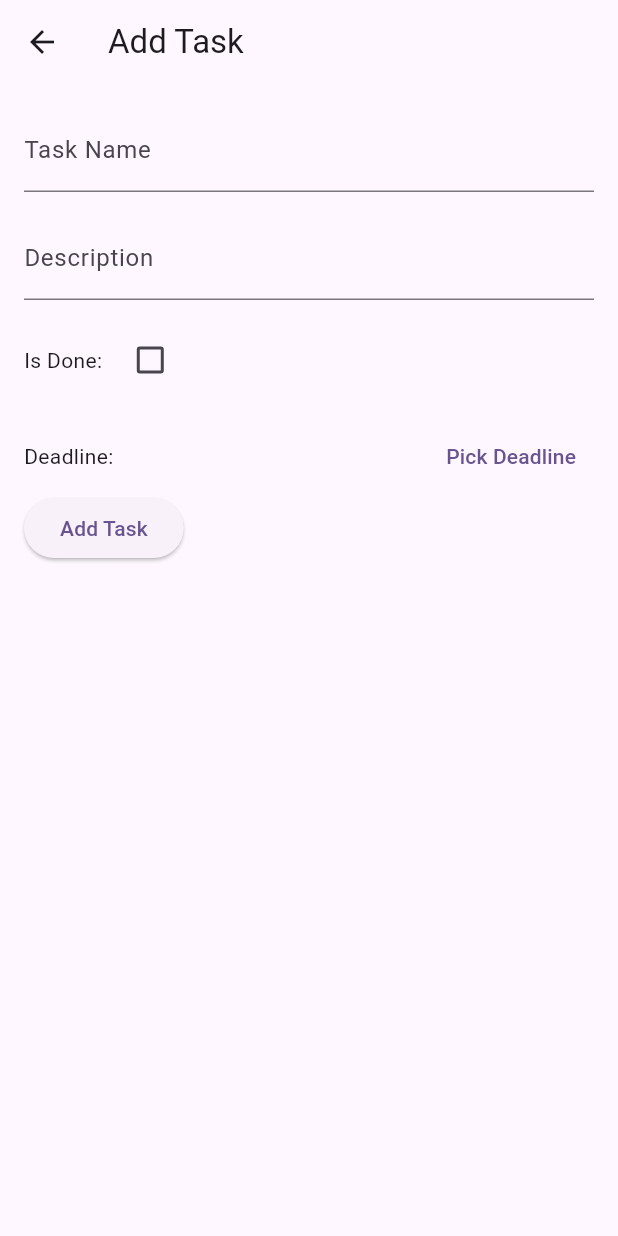
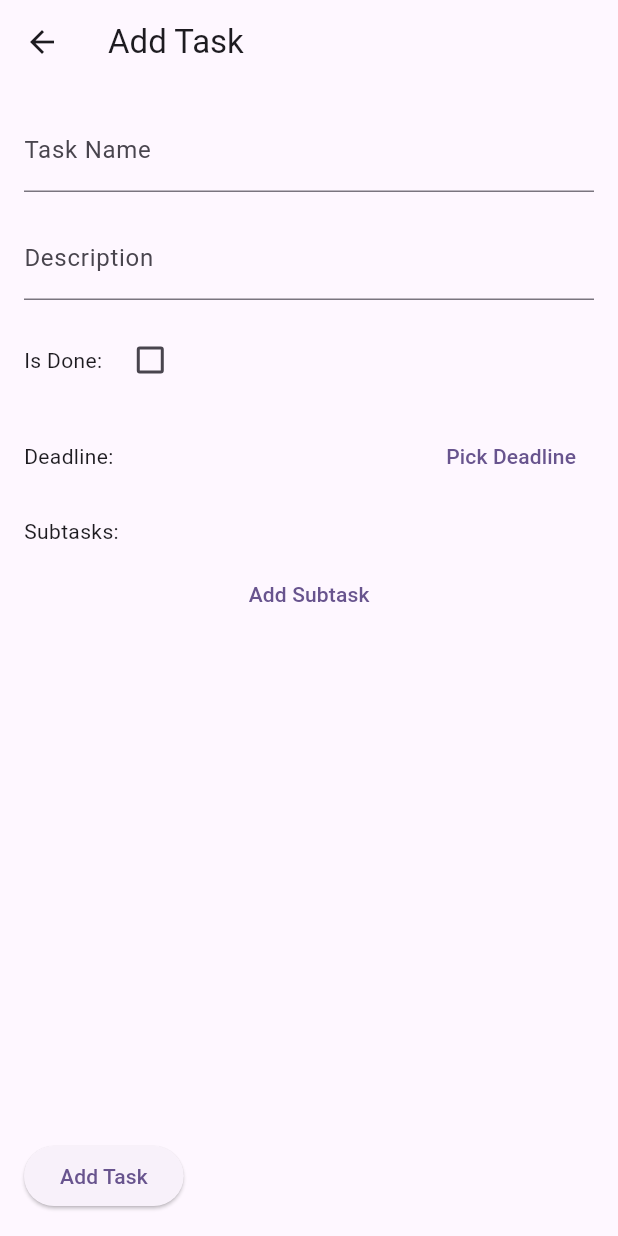
Before and after one commit to likoli007/Stable, a Flutter app: the screen it shows after launch, after a tap on "Skip login", after a tap on the "add" icon, on a phone screen of 412 x 824 dp. Run offline on Flutter 3.47's test engine with Material 3 defaults, Android fonts, the phone set to English and light mode, and no system bars; our stand-ins replace cloud_firestore, firebase_auth, firebase_core, flutter_dotenv, get_it, google_sign_in; missing offline and left inert: google_sign_in_platform_interface, google_sign_in_web; accounts and stored records are empty; generated files the repository leaves out were written again.

Commit message:
Feat: Add Subtask adding to Task creation

```diff
--- a/lib/database/service/database_service.dart
+++ b/lib/database/service/database_service.dart
@@ -20,8 +20,8 @@ class DatabaseService<T> {
   //TODO: add relevant functions as app is built
 
   // create document operation
-  Future<void> add(T data) async {
-    await _collectionReference.add(data);
+  Future<DocumentReference> add(T data) async {
+    return await _collectionReference.add(data);
   }
 
   Future<void> updateDocument(String id, Map<String, dynamic> fields) async {
--- a/lib/main.dart
+++ b/lib/main.dart
@@ -9,6 +9,8 @@ import 'package:stable/database/service/database_service.dart';
 import 'package:stable/service/task_service.dart';
 import 'package:stable/firebase_options.dart';
 import 'package:stable/model/task/task.dart';
+
+import 'model/subtask/subtask.dart';
 
 Future<void> main() async {
   WidgetsFlutterBinding.ensureInitialized();
@@ -26,8 +28,13 @@ Future<void> main() async {
     DatabaseService<Task>('Task',
         fromJson: Task.fromJson, toJson: (task) => task.toJson()),
   );
-  GetIt.instance
-      .registerSingleton(TaskService(GetIt.instance<DatabaseService<Task>>()));
+
+  GetIt.instance.registerSingleton(DatabaseService<Subtask>('Subtask',
+      fromJson: Subtask.fromJson, toJson: (subtask) => subtask.toJson()));
+
+  GetIt.instance.registerSingleton(TaskService(
+      GetIt.instance<DatabaseService<Task>>(),
+      GetIt.instance<DatabaseService<Subtask>>()));
 
   // Start Firebase Authentication service
   GetIt.instance.registerSingleton(AuthService());
--- a/lib/model/subtask/subtask.dart
+++ b/lib/model/subtask/subtask.dart
@@ -1,24 +1,22 @@
-import 'package:cloud_firestore/cloud_firestore.dart';
 import 'package:json_annotation/json_annotation.dart';
-import 'package:stable/database/util/document_reference_converter.dart';
 
 part 'subtask.g.dart';
 
 @JsonSerializable(explicitToJson: true, includeIfNull: true)
-class SubTask {
+class Subtask {
   @JsonKey(includeToJson: false)
   String id;
 
   String description;
   bool isDone;
 
-  SubTask({
+  Subtask({
     required this.id,
     required this.description,
     required this.isDone,
   });
 
-  factory SubTask.fromJson(Map<String, dynamic> json) =>
-      _$SubTaskFromJson(json);
-  Map<String, dynamic> toJson() => _$SubTaskToJson(this);
+  factory Subtask.fromJson(Map<String, dynamic> json) =>
+      _$SubtaskFromJson(json);
+  Map<String, dynamic> toJson() => _$SubtaskToJson(this);
 }
--- a/lib/page/task/add_task_page.dart
+++ b/lib/page/task/add_task_page.dart
@@ -20,6 +20,26 @@ class _AddTaskPageState extends State<AddTaskPage> {
   bool _isDone = false;
 
   DateTime _selectedDeadline = DateTime.now();
+
+  List<Map<String, dynamic>> _subtasks = [];
+
+  void _addSubtaskField() {
+    setState(() {
+      _subtasks.add({'description': '', 'isDone': false});
+    });
+  }
+
+  void _updateSubtask(int index, String name) {
+    setState(() {
+      _subtasks[index]['description'] = name;
+    });
+  }
+
+  void _toggleSubtaskCompletion(int index) {
+    setState(() {
+      _subtasks[index]['isDone'] = !_subtasks[index]['isDone'];
+    });
+  }
 
   // function for helping user pick their own deadline date
   // TODO: move to its own spot?
@@ -51,7 +71,7 @@ class _AddTaskPageState extends State<AddTaskPage> {
           isDone: _isDone,
           deadline: _selectedDeadline,
           repeat: null,
-          subtasks: null);
+          subtasks: _subtasks);
 
       Navigator.pop(context);
     } else {
@@ -114,6 +134,42 @@ class _AddTaskPageState extends State<AddTaskPage> {
                 ),
               ],
             ),
+            const SizedBox(height: 16),
+            const Text('Subtasks:'),
+            const SizedBox(height: 8),
+            Expanded(
+              child: ListView.builder(
+                shrinkWrap: true,
+                itemCount: _subtasks.length + 1,
+                itemBuilder: (context, index) {
+                  if (index == _subtasks.length) {
+                    return TextButton(
+                      onPressed: _addSubtaskField,
+                      child: const Text('Add Subtask'),
+                    );
+                  }
+                  return Padding(
+                    padding: const EdgeInsets.symmetric(vertical: 8.0),
+                    child: Row(
+                      children: [
+                        Expanded(
+                          child: TextField(
+                            onChanged: (value) => _updateSubtask(index, value),
+                            decoration: InputDecoration(
+                              labelText: 'Subtask ${index + 1}',
+                            ),
+                          ),
+                        ),
+                        Checkbox(
+                          value: _subtasks[index]['isDone'],
+                          onChanged: (value) => _toggleSubtaskCompletion(index),
+                        ),
+                      ],
+                    ),
+                  );
+                },
+              ),
+            ),
             ElevatedButton(
               onPressed: () {
                 _addTask();
--- a/lib/service/task_service.dart
+++ b/lib/service/task_service.dart
@@ -2,10 +2,13 @@ import 'package:cloud_firestore/cloud_firestore.dart';
 import 'package:stable/database/service/database_service.dart';
 import 'package:stable/model/task/task.dart';
 
+import '../model/subtask/subtask.dart';
+
 class TaskService {
   final DatabaseService<Task> _taskRepository;
+  final DatabaseService<Subtask> _subTaskRepository;
 
-  const TaskService(this._taskRepository);
+  const TaskService(this._taskRepository, this._subTaskRepository);
 
   Future<List<Task>> getTasks() {
     final taskStream = _taskRepository.getAllDocuments();
@@ -19,6 +22,19 @@ class TaskService {
     return null;
   }
 
+  Future<DocumentReference?> addSubTask(
+      {required String description, required bool isDone}) async {
+    Subtask subtask =
+        Subtask(id: "template", description: description, isDone: isDone);
+
+    DocumentReference newSubTaskReference =
+        await _subTaskRepository.add(subtask);
+
+    return newSubTaskReference;
+  }
+
+  //Future<List<Subtask>> getTaskSubTasks() {}
+
   Future<String?> addTask(
       {required List<DocumentReference>? assignees,
       required String? name,
@@ -26,7 +42,7 @@ class TaskService {
       required bool? isDone,
       required DateTime? deadline,
       required DocumentReference? repeat,
-      required List<DocumentReference>? subtasks}) async {
+      required List<Map<String, dynamic>>? subtasks}) async {
     //TODO validation checks and document reference handling
     DocumentReference defaultReference =
         FirebaseFirestore.instance.doc('users/defaultReference');
@@ -39,6 +55,23 @@ class TaskService {
     }
 
     List<DocumentReference> defaultReferenceList = [defaultReference];
+
+    List<DocumentReference> subtaskReferences = [];
+    if (subtasks != null) {
+      for (int i = 0; i < subtasks.length; i++) {
+        bool subIsDone = subtasks[i]['isDone'];
+        String subDescription = subtasks[i]['description'];
+        //TODO: checking of descriptions
+
+        DocumentReference? ref =
+            await addSubTask(description: subDescription, isDone: subIsDone);
+
+        if (ref != null) {
+          subtaskReferences.add(ref);
+        }
+      }
+    }
+
     Task newTask = Task(
         id: "discard",
         assignees: defaultReferenceList,
@@ -47,7 +80,7 @@ class TaskService {
         deadline: deadline,
         isDone: isDone,
         repeat: defaultReference,
-        subtasks: defaultReferenceList);
+        subtasks: subtaskReferences);
 
     await _taskRepository.add(newTask);
     return null;
```
Also changed, not shown: lib/model/subtask/subtask.g.dart.
